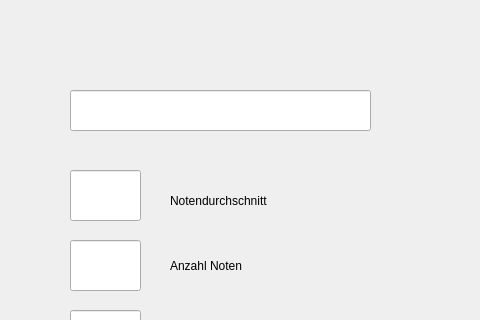
This is ui/views/school/school.ui in dammmueller-calculator/calculator as Qt 5 draws it before an edit; both pictures show x 0 to 480 and y 0 to 320 of the 847 by 523 pixel window. The edited form follows.
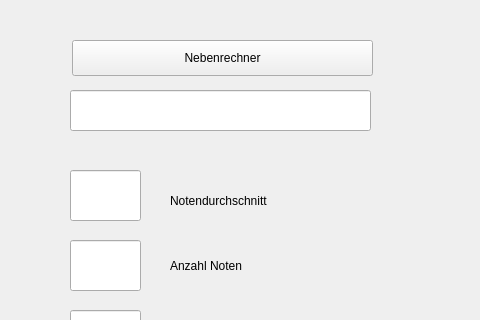
This is the edited form.

```diff
--- a/ui/views/school/school.ui
+++ b/ui/views/school/school.ui
@@ -102,6 +102,19 @@
     <string>Notenempfehlung</string>
    </property>
   </widget>
+  <widget class="QPushButton" name="btn_sideCalc">
+   <property name="geometry">
+    <rect>
+     <x>72</x>
+     <y>40</y>
+     <width>301</width>
+     <height>36</height>
+    </rect>
+   </property>
+   <property name="text">
+    <string>Nebenrechner</string>
+   </property>
+  </widget>
  </widget>
  <resources/>
  <connections/>
```
Left out of the diff: 20 changed lines with no effect on the pictures.
